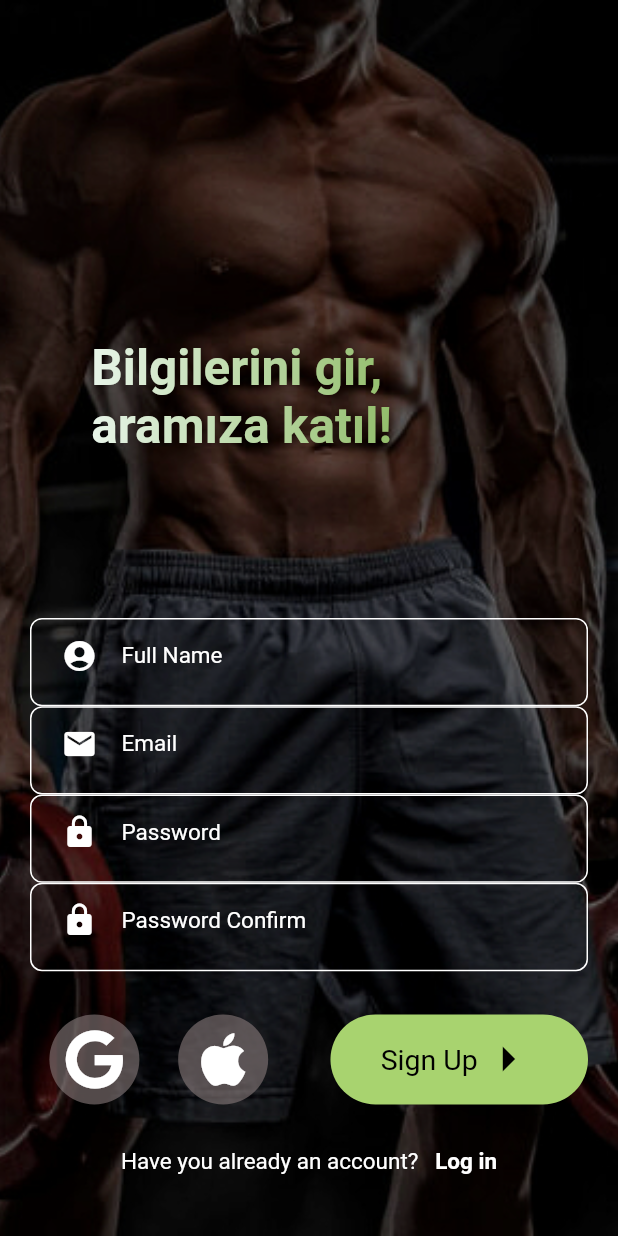
After one commit to Karxief/fit_body, a Flutter app: the SignInPage screen opened directly, on a phone screen of 412 x 824 dp. The commit adds this screen. Run offline on Flutter 3.47's test engine with Material 2 defaults, Android fonts, the phone set to English and light mode, and no system bars; our stand-ins replace font_awesome_flutter; Roboto replaces fonts that are missing (Dosis, Poppins).

Commit message:
sign in page done

```diff
--- a/lib/main.dart
+++ b/lib/main.dart
@@ -1,6 +1,7 @@
 // ignore_for_file: prefer_const_constructors
 import 'package:fit_body/theme/theme.dart';
 import 'package:fit_body/view/screens/login_page.dart';
+import 'package:fit_body/view/screens/sign_in_page.dart';
 import 'package:flutter/material.dart';
 
 void main() {
--- /dev/null
+++ b/lib/view/screens/sign_in_page.dart
@@ -0,0 +1,27 @@
+// ignore_for_file: prefer_const_constructors
+import 'package:fit_body/view/widgets/backround_image_widget.dart';
+import 'package:flutter/material.dart';
+import '../widgets/formfield_widget.dart';
+
+class SignInPage extends StatefulWidget {
+  const SignInPage({Key? key}) : super(key: key);
+
+  @override
+  _SignInPageState createState() => _SignInPageState();
+}
+
+class _SignInPageState extends State<SignInPage> {
+  @override
+  Widget build(BuildContext context) {
+    return Stack(children: [
+      const Backroundimage(backround_image: AssetImage('assets/FitMen.jpg')),
+      Scaffold(
+        backgroundColor: Colors.transparent,
+        body: Container(
+          padding: EdgeInsets.symmetric(horizontal: 20),
+          child: Sign_in_FormField(),
+        ),
+      ),
+    ]);
+  }
+}
--- /dev/null
+++ b/lib/view/widgets/Buttons/accesess_buttons_widget.dart
@@ -0,0 +1,48 @@
+// ignore_for_file: prefer_const_constructors
+
+import 'package:flutter/material.dart';
+import 'package:font_awesome_flutter/font_awesome_flutter.dart';
+import 'buttons_witgets.dart';
+
+class accesess_buttons extends StatelessWidget {
+  final String button_text;
+  const accesess_buttons({
+    Key? key,
+    required this.button_text,
+  }) : super(key: key);
+
+  @override
+  Widget build(BuildContext context) {
+    return Row(
+      children: [
+        Expanded(
+            flex: 3,
+            child: button_widget(icon_name: FaIcon(FontAwesomeIcons.google))),
+        Expanded(
+            flex: 3,
+            child: button_widget(
+              icon_name: FaIcon(FontAwesomeIcons.apple),
+            )),
+        Expanded(flex: 1, child: SizedBox()),
+        Expanded(
+            flex: 6,
+            child: Container(
+              height: 60,
+              decoration: BoxDecoration(
+                  borderRadius: BorderRadius.circular(30),
+                  color: Theme.of(context).cardColor),
+              child: Row(
+                mainAxisAlignment: MainAxisAlignment.center,
+                children: [
+                  Text(
+                    button_text,
+                    style: Theme.of(context).textTheme.headline1,
+                  ),
+                  Icon(Icons.arrow_right)
+                ],
+              ),
+            ))
+      ],
+    );
+  }
+}
--- a/lib/view/widgets/backround_image_widget.dart
+++ b/lib/view/widgets/backround_image_widget.dart
@@ -1,16 +1,19 @@
+// ignore_for_file: prefer_const_constructors
+
 import 'package:flutter/material.dart';
 
 class Backroundimage extends StatelessWidget {
   const Backroundimage({
     Key? key,
+    required this.backround_image,
   }) : super(key: key);
-
+  final ImageProvider backround_image;
   @override
   Widget build(BuildContext context) {
     return Container(
-      decoration: const BoxDecoration(
+      decoration: BoxDecoration(
         image: DecorationImage(
-            image: AssetImage('assets/Fitwomen.jpg'),
+            image: backround_image,
             fit: BoxFit.cover,
             colorFilter: ColorFilter.mode(Colors.black26, BlendMode.darken)),
       ),
--- /dev/null
+++ b/lib/view/widgets/formfield_widget.dart
@@ -0,0 +1,85 @@
+// ignore_for_file: prefer_const_constructors
+
+import 'package:fit_body/view/widgets/Buttons/accesess_buttons_widget.dart';
+import 'package:flutter/material.dart';
+
+import 'textField_widgets.dart';
+import 'welcome_text.dart';
+
+class Sign_in_FormField extends StatelessWidget {
+  const Sign_in_FormField({
+    Key? key,
+  }) : super(key: key);
+
+  @override
+  Widget build(BuildContext context) {
+    return Column(
+      children: [
+        Expanded(
+          child: Align(
+            alignment: const AlignmentDirectional(-0.5, 0.35),
+            child: GradientText(
+              'Bilgilerini gir,\naramıza katıl! ',
+              style: const TextStyle(fontSize: 33),
+              gradient: LinearGradient(colors: [
+                Colors.green.shade50,
+                Color.fromARGB(255, 143, 187, 102)
+              ]),
+            ),
+          ),
+        ),
+        Expanded(
+            child: Column(
+          children: [
+            Expanded(
+                flex: 1,
+                child: MyTextField(
+                  textField_icon: Icons.account_circle_sharp,
+                  hint_text: 'Full Name',
+                  // loginpagemailcontroller: null,
+                )),
+            Expanded(
+                flex: 1,
+                child: MyTextField(
+                  textField_icon: Icons.email, hint_text: 'Email',
+                  // loginpagemailcontroller: null,
+                )),
+            Expanded(
+                flex: 1,
+                child: MyTextField(
+                  textField_icon: Icons.lock, hint_text: 'Password',
+                  // loginpagemailcontroller: null,
+                )),
+            Expanded(
+                flex: 1,
+                child: MyTextField(
+                  textField_icon: Icons.lock,
+                  hint_text: 'Password Confirm',
+                  // loginpagemailcontroller: null,
+                )),
+            Expanded(flex: 2, child: accesess_buttons(button_text: 'Sign Up')),
+            Expanded(
+                flex: 1,
+                child: Row(
+                  mainAxisAlignment: MainAxisAlignment.center,
+                  crossAxisAlignment: CrossAxisAlignment.start,
+                  children: [
+                    Text(
+                      "Have you already an account?",
+                      style: Theme.of(context).textTheme.bodyText1,
+                    ),
+                    GestureDetector(
+                      onTap: () {},
+                      child: Text(
+                        '   Log in',
+                        style: Theme.of(context).textTheme.headline2,
+                      ),
+                    )
+                  ],
+                )),
+          ],
+        )),
+      ],
+    );
+  }
+}
--- a/lib/view/widgets/PasswordTextfield_witget.dart
+++ b/lib/view/widgets/textField_widgets.dart
@@ -1,13 +1,16 @@
-// ignore_for_file: file_names, prefer_const_constructors
+// ignore_for_file: file_names, prefer_const_constructors, prefer_const_constructors_in_immutables, non_constant_identifier_names
 
 import 'package:flutter/material.dart';
 
-class PasswordTextField extends StatelessWidget {
-  const PasswordTextField({super.key});
+class MyTextField extends StatelessWidget {
+  MyTextField(
+      {super.key, required this.textField_icon, required this.hint_text});
+  final IconData textField_icon;
+  final String hint_text;
 
-  //final TextEditingController loginpagepasswordcontroller;
-  //const EmailTextField({Key? key, required this.loginpagepasswordcontroller})
-  //: super(key: key);
+  // final TextEditingController loginpagemailcontroller;
+  //const EmailTextField({Key? key, required this.loginpagemailcontroller})
+  //  : super(key: key);
 
   @override
   Widget build(BuildContext context) {
@@ -19,15 +22,14 @@ class PasswordTextField extends StatelessWidget {
           padding: EdgeInsets.only(left: 20.0),
           child: TextField(
               style: Theme.of(context).textTheme.bodyText1,
-              obscureText: true,
-              //controller: loginpagepasswordcontroller,
+              //controller: loginpagemailcontroller, !! const kaldırmalısın.
               decoration: InputDecoration(
                   icon: Icon(
-                    Icons.lock,
+                    textField_icon,
                     color: Colors.white,
                   ),
                   border: InputBorder.none,
-                  hintText: 'Password',
+                  hintText: hint_text,
                   hintStyle: Theme.of(context).textTheme.bodyText1)),
         ));
   }
```
Also changed, not shown: lib/view/screens/login_page.dart (+14 -41 lines), lib/view/widgets/EmailTextField_widgets.dart (deleted, +0 -33 lines), assets/FitMen.jpg (added).
